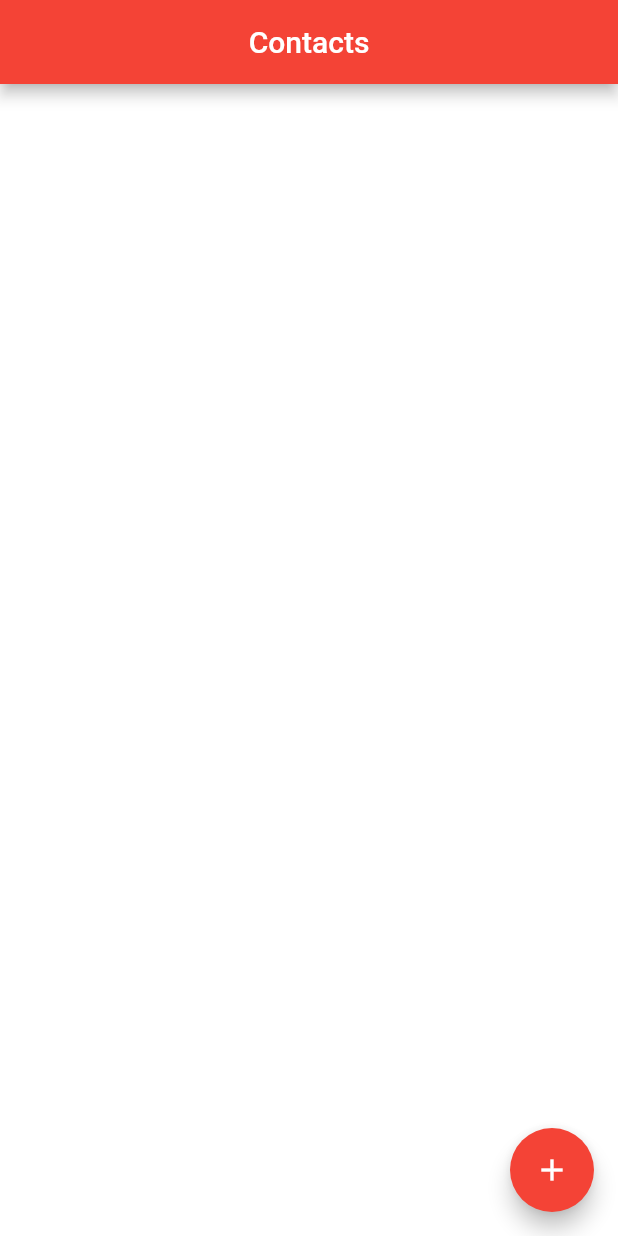
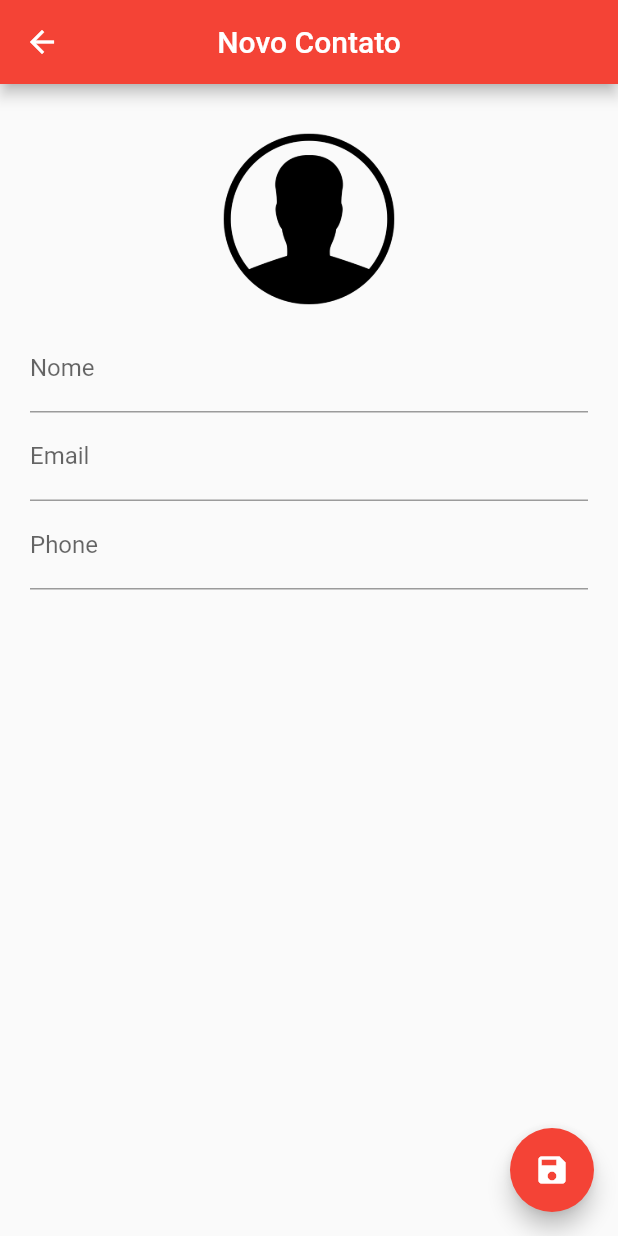
Before and after one commit to lucasgmagalhaes/flutter, a Flutter app: the screen it shows after launch, after a tap on the "add" icon, on a phone screen of 412 x 824 dp. Run offline on Flutter 3.47's test engine with Material 2 defaults, Android fonts, the phone set to English and light mode, and no system bars; our stand-ins replace share, sqflite, transparent_image; accounts and stored records are empty; network calls fail.

Commit message:
added contact editing page

```diff
--- a/contact_agenda/lib/main.dart
+++ b/contact_agenda/lib/main.dart
@@ -4,5 +4,6 @@ import 'package:flutter/material.dart';
 void main() {
   runApp(MaterialApp(
     home: HomePage(),
+    debugShowCheckedModeBanner: false,
   ));
 }
--- /dev/null
+++ b/contact_agenda/lib/ui/contact_page.dart
@@ -0,0 +1,147 @@
+import 'dart:io';
+
+import 'package:contact_agenda/helpers/contact_helper.dart';
+import 'package:flutter/material.dart';
+
+class ContactPage extends StatefulWidget {
+  final Contact contact;
+
+  ContactPage({this.contact});
+
+  @override
+  _ContactPageState createState() => _ContactPageState();
+}
+
+class _ContactPageState extends State<ContactPage> {
+  final _nameController = TextEditingController();
+  final _emailController = TextEditingController();
+  final _phoneController = TextEditingController();
+  final _nameFocus = FocusNode();
+
+  Contact _editedContact;
+  bool _userEdited = false;
+
+  @override
+  void initState() {
+    super.initState();
+    if (widget.contact == null) {
+      _editedContact = Contact();
+    } else {
+      _editedContact = Contact.fromMap(widget.contact.toMap());
+      _nameController.text = _editedContact.name;
+      _emailController.text = _editedContact.email;
+      _phoneController.text = _editedContact.phone;
+    }
+  }
+
+  @override
+  Widget build(BuildContext context) {
+    return WillPopScope(
+      onWillPop: _requestPop,
+      child: Scaffold(
+        appBar: AppBar(
+            backgroundColor: Colors.red,
+            title: Text(_editedContact.name ?? "Novo Contato"),
+            centerTitle: true),
+        floatingActionButton: FloatingActionButton(
+          onPressed: () {
+            if (_editedContact.name != null && _editedContact.name.isNotEmpty) {
+              Navigator.pop(context, _editedContact);
+            } else {
+              FocusScope.of(context).requestFocus(_nameFocus);
+            }
+          },
+          child: Icon(Icons.save),
+          backgroundColor: Colors.red,
+        ),
+        body: SingleChildScrollView(
+          padding: EdgeInsets.all(20),
+          child: Column(
+            children: <Widget>[
+              GestureDetector(
+                child: Container(
+                  width: 140,
+                  height: 140,
+                  decoration: BoxDecoration(
+                      shape: BoxShape.circle,
+                      image: getCardImage(_editedContact)),
+                ),
+              ),
+              TextField(
+                focusNode: _nameFocus,
+                controller: _nameController,
+                decoration: InputDecoration(labelText: "Nome"),
+                onChanged: (text) {
+                  _userEdited = true;
+                  setState(() {
+                    _editedContact.name = text;
+                  });
+                },
+              ),
+              TextField(
+                controller: _emailController,
+                keyboardType: TextInputType.emailAddress,
+                decoration: InputDecoration(labelText: "Email"),
+                onChanged: (text) {
+                  _userEdited = true;
+                  setState(() {
+                    _editedContact.email = text;
+                  });
+                },
+              ),
+              TextField(
+                controller: _phoneController,
+                keyboardType: TextInputType.phone,
+                decoration: InputDecoration(labelText: "Phone"),
+                onChanged: (text) {
+                  _userEdited = true;
+                  setState(() {
+                    _editedContact.phone = text;
+                  });
+                },
+              )
+            ],
+          ),
+        ),
+      ),
+    );
+  }
+
+  DecorationImage getCardImage(Contact contact) {
+    return DecorationImage(
+        image: contact.img != null
+            ? FileImage(File(contact.img))
+            : AssetImage("images/person.png"));
+  }
+
+  Future<bool> _requestPop() {
+    if (_userEdited) {
+      showDialog(
+          context: context,
+          builder: (context) {
+            return AlertDialog(
+              title: Text("Descartar Alterações?"),
+              content: Text("Se sair as alterações serão perdidas."),
+              actions: <Widget>[
+                FlatButton(
+                  child: Text("Cancelar"),
+                  onPressed: () {
+                    Navigator.pop(context);
+                  },
+                ),
+                FlatButton(
+                  child: Text("Sim"),
+                  onPressed: () {
+                    Navigator.pop(context);
+                    Navigator.pop(context);
+                  },
+                )
+              ],
+            );
+          });
+      return Future.value(false);
+    } else {
+      return Future.value(true);
+    }
+  }
+}
--- a/contact_agenda/pubspec.yaml
+++ b/contact_agenda/pubspec.yaml
@@ -44,11 +44,7 @@ flutter:
   uses-material-design: true
 
   # To add assets to your application, add an assets section, like this:
-  # assets:
-  #  - images/a_dot_burr.jpeg
-  #  - images/a_dot_ham.jpeg
-
-    assets:
+  assets:
      - images/person.png
 
   # An image asset can refer to one or more resolution-specific "variants", see
```
Also changed, not shown: contact_agenda/lib/ui/home_page.dart (+116 -11 lines), contact_agenda/pubspec.lock, 1 other file.
